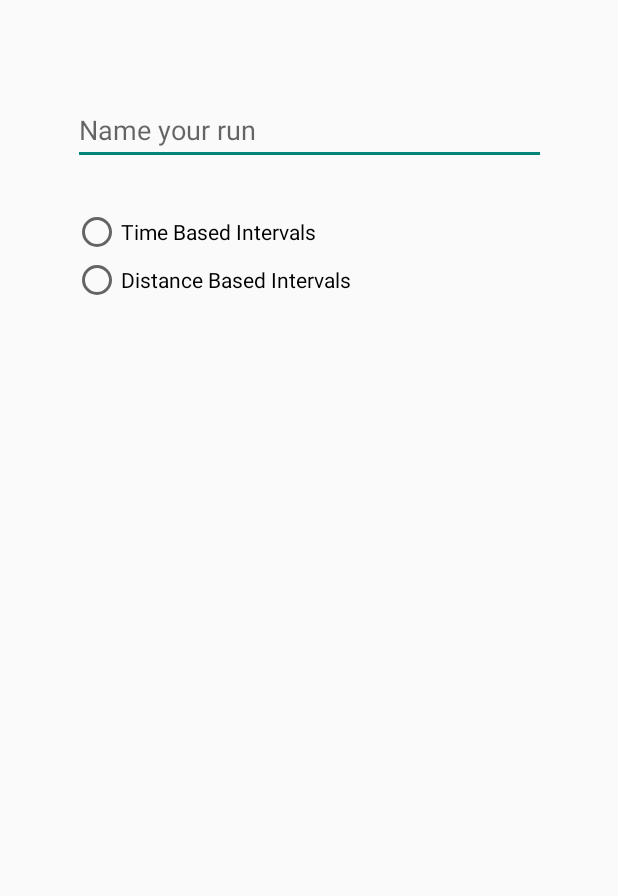
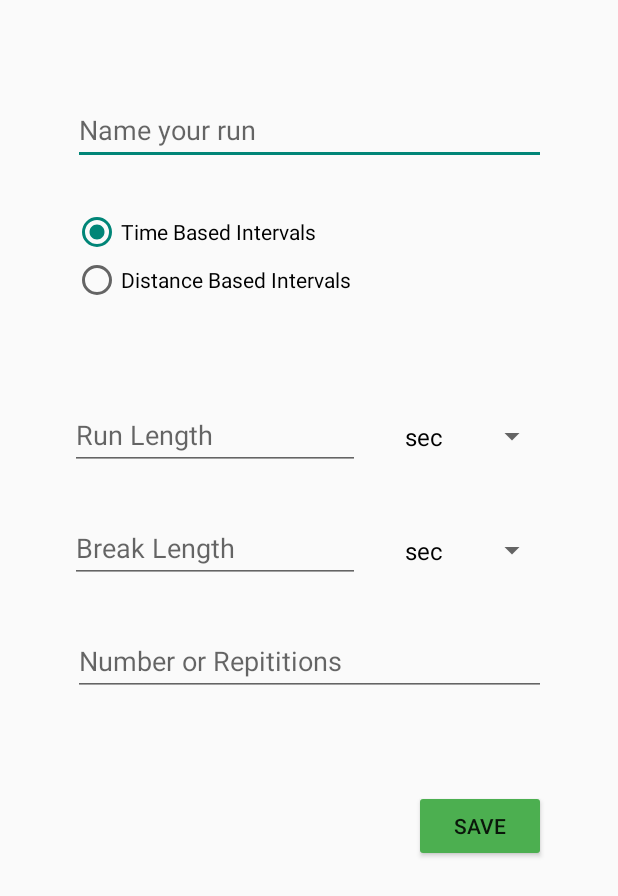
Before and after one commit to simplyaduck/IntervalRunning, an Android app: the screen it shows after launch (RunSettingsActivity), after a tap on "CREATE RUN", on a phone screen of 412 x 824 dp. Shown: the top 896 px of the screen. Run offline under Robolectric (Android 15) with nearby library versions, the phone set to English and light mode, and no system bars.

Commit message:
saving run unit

```diff
--- a/app/src/main/AndroidManifest.xml
+++ b/app/src/main/AndroidManifest.xml
@@ -3,7 +3,7 @@
     package="com.example.intervalrunning">
 
     <application
-        android:allowBackup="true"
+        android:allowBackup="false"
         android:icon="@mipmap/ic_launcher"
         android:label="IntervalRunning"
         android:roundIcon="@mipmap/ic_launcher_round"
--- a/app/src/main/java/com/example/intervalrunning/MainActivity.java
+++ b/app/src/main/java/com/example/intervalrunning/MainActivity.java
@@ -34,7 +34,7 @@ public class MainActivity extends AppCompatActivity {
 
         runSettings = this.openOrCreateDatabase("RunSettings", MODE_PRIVATE, null);
         runSettings.execSQL("CREATE TABLE IF NOT EXISTS run_settings (id integer PRIMARY KEY, " +
-                "runName VARCHAR, runType INTEGER, runLength double, breakLength double, repititions integer)");
+                "runName VARCHAR, runType INTEGER, runLength double,  runUnit VARCHAR, breakLength double, breakUnit VARCHAR, repititions integer)");
 
 
         runList = findViewById(R.id.listview);
@@ -87,11 +87,11 @@ public class MainActivity extends AppCompatActivity {
     @Override
     protected void onActivityResult(int requestCode, int resultCode, @Nullable Intent data) {
         super.onActivityResult(requestCode, resultCode, data);
-        if (requestCode == 1) {
-            if (resultCode == RESULT_OK) {
+       // if (requestCode == 1) {
+         //   if (resultCode == RESULT_OK) {
                 updateListView();
-            }
-        }
+        //    }
+       // }
     }
 
     public void updateListView(){
--- a/app/src/main/res/layout/activity_main.xml
+++ b/app/src/main/res/layout/activity_main.xml
@@ -20,7 +20,7 @@
 
     <TextView
         android:id="@+id/textView"
-        android:layout_width="182dp"
+        android:layout_width="wrap_content"
         android:layout_height="38dp"
         android:layout_marginTop="60dp"
         android:text="Interval Runs"
--- a/app/src/main/res/layout/activity_run_settings.xml
+++ b/app/src/main/res/layout/activity_run_settings.xml
@@ -10,14 +10,17 @@
         android:id="@+id/runName"
         android:layout_width="315dp"
         android:layout_height="46dp"
+        android:layout_marginStart="48dp"
+        android:layout_marginLeft="48dp"
         android:layout_marginTop="60dp"
+        android:layout_marginEnd="48dp"
+        android:layout_marginRight="48dp"
         android:layout_marginBottom="5dp"
         android:ems="10"
         android:hint="Name your run"
         android:inputType="textPersonName"
         app:layout_constraintBottom_toTopOf="@+id/runTypeRadio"
         app:layout_constraintEnd_toEndOf="parent"
-        app:layout_constraintHorizontal_bias="0.5"
         app:layout_constraintStart_toStartOf="parent"
         app:layout_constraintTop_toTopOf="parent" />
 
@@ -25,11 +28,14 @@
         android:id="@+id/runTypeRadio"
         android:layout_width="315dp"
         android:layout_height="99dp"
+        android:layout_marginStart="48dp"
+        android:layout_marginLeft="48dp"
         android:layout_marginTop="20dp"
+        android:layout_marginEnd="48dp"
+        android:layout_marginRight="48dp"
         android:layout_marginBottom="5dp"
         app:layout_constraintBottom_toTopOf="@+id/runLength"
         app:layout_constraintEnd_toEndOf="parent"
-        app:layout_constraintHorizontal_bias="0.5"
         app:layout_constraintStart_toStartOf="parent"
         app:layout_constraintTop_toBottomOf="@+id/runName">
 
@@ -37,6 +43,7 @@
             android:id="@+id/timeRunType"
             android:layout_width="match_parent"
             android:layout_height="wrap_content"
+            android:checked="true"
             android:onClick="onRadioButtonClicked"
             android:text="Time Based Intervals" />
 
@@ -52,21 +59,24 @@
         android:id="@+id/repititionsNum"
         android:layout_width="315dp"
         android:layout_height="46dp"
+        android:layout_marginStart="48dp"
+        android:layout_marginLeft="48dp"
         android:layout_marginTop="20dp"
+        android:layout_marginEnd="48dp"
+        android:layout_marginRight="48dp"
         android:layout_marginBottom="25dp"
         android:ems="10"
         android:hint="Number or Repititions"
         android:inputType="number"
-        android:visibility="invisible"
+        android:visibility="visible"
         app:layout_constraintBottom_toTopOf="@+id/saveButton"
         app:layout_constraintEnd_toEndOf="parent"
-        app:layout_constraintHorizontal_bias="0.5"
         app:layout_constraintStart_toStartOf="parent"
         app:layout_constraintTop_toBottomOf="@+id/breakLength" />
 
     <EditText
         android:id="@+id/runLength"
-        android:layout_width="190dp"
+        android:layout_width="193dp"
         android:layout_height="46dp"
         android:layout_marginStart="48dp"
         android:layout_marginLeft="48dp"
@@ -75,14 +85,15 @@
         android:ems="10"
         android:hint="Run Length"
         android:inputType="numberDecimal"
-        android:visibility="invisible"
+        android:visibility="visible"
         app:layout_constraintBottom_toTopOf="@+id/breakLength"
+        app:layout_constraintEnd_toStartOf="@+id/runLengthSpinner"
         app:layout_constraintStart_toStartOf="parent"
         app:layout_constraintTop_toBottomOf="@+id/runTypeRadio" />
 
     <EditText
         android:id="@+id/breakLength"
-        android:layout_width="190dp"
+        android:layout_width="193dp"
         android:layout_height="46dp"
         android:layout_marginStart="48dp"
         android:layout_marginLeft="48dp"
@@ -91,8 +102,9 @@
         android:ems="10"
         android:hint="Break Length"
         android:inputType="numberDecimal"
-        android:visibility="invisible"
+        android:visibility="visible"
         app:layout_constraintBottom_toTopOf="@+id/repititionsNum"
+        app:layout_constraintEnd_toStartOf="@+id/breakLengthSpinner"
         app:layout_constraintStart_toStartOf="parent"
         app:layout_constraintTop_toBottomOf="@+id/runLength" />
 
@@ -108,7 +120,7 @@
         android:layout_marginBottom="245dp"
         android:onClick="saveRun"
         android:text="Save"
-        android:visibility="invisible"
+        android:visibility="visible"
         app:backgroundTint="#4CAF50"
         app:layout_constraintBottom_toBottomOf="parent"
         app:layout_constraintEnd_toEndOf="parent"
@@ -125,7 +137,7 @@
         android:layout_marginEnd="48dp"
         android:layout_marginRight="48dp"
         android:layout_marginBottom="17dp"
-        android:visibility="invisible"
+        android:visibility="visible"
         app:layout_constraintBottom_toTopOf="@+id/breakLength"
         app:layout_constraintEnd_toEndOf="parent"
         app:layout_constraintStart_toEndOf="@+id/runLength"
@@ -138,10 +150,10 @@
         android:layout_marginStart="22dp"
         android:layout_marginLeft="22dp"
         android:layout_marginTop="16dp"
-        android:layout_marginEnd="47dp"
-        android:layout_marginRight="47dp"
+        android:layout_marginEnd="48dp"
+        android:layout_marginRight="48dp"
         android:layout_marginBottom="14dp"
-        android:visibility="invisible"
+        android:visibility="visible"
         app:layout_constraintBottom_toTopOf="@+id/repititionsNum"
         app:layout_constraintEnd_toEndOf="parent"
         app:layout_constraintStart_toEndOf="@+id/breakLength"
```
Also changed, not shown: app/src/main/java/com/example/intervalrunning/RunSettingsActivity.java (+10 -19 lines).
